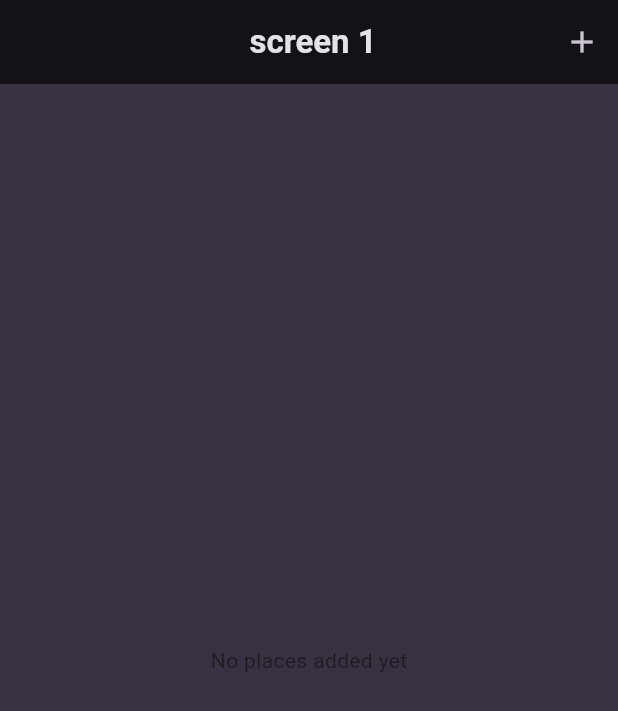
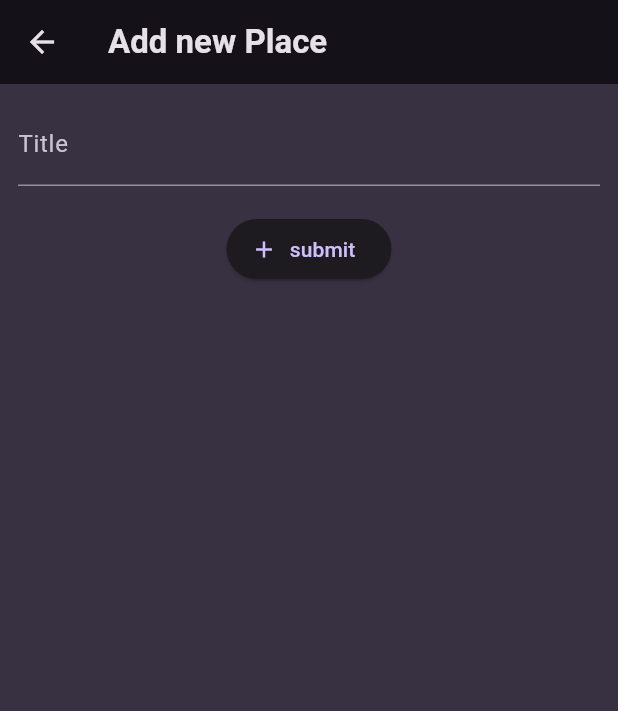
Before and after one commit to Sandipshrestha1/favorite_places, a Flutter app: the PlacesScreen screen opened directly, after a tap on the "add" icon, on a phone screen of 412 x 824 dp. Shown: the top 711 px of the screen. Run offline on Flutter 3.47's test engine with Material 3 defaults, Android fonts, the phone set to English and light mode, and no system bars; our stand-ins replace google_fonts.

Commit message:
Adding an add places screen

```diff
--- a/lib/main.dart
+++ b/lib/main.dart
@@ -1,3 +1,4 @@
+import 'package:favorite_places/screens/add_place.dart';
 import 'package:favorite_places/screens/places.dart';
 import 'package:flutter/material.dart';
 import 'package:google_fonts/google_fonts.dart';
@@ -41,7 +42,8 @@ class MyApp extends StatelessWidget {
       debugShowCheckedModeBanner: false,
       title: " Great place ",
       theme: theme,
-      home: const PlacesScreen(),
+      home: AddPlaceScreen(),
+      //const PlacesScreen(),
     );
   }
 }
--- a/lib/screens/add_place.dart
+++ b/lib/screens/add_place.dart
@@ -0,0 +1,47 @@
+import 'package:flutter/material.dart';
+
+class AddPlaceScreen extends StatefulWidget {
+  const AddPlaceScreen({super.key});
+
+  @override
+  State<AddPlaceScreen> createState() {
+    return _AddPlaceScreenState();
+  }
+}
+
+class _AddPlaceScreenState extends State<AddPlaceScreen> {
+  final _titleController = TextEditingController();
+  @override
+  void dispose() {
+    _titleController.dispose();
+    super.dispose();
+  }
+
+  @override
+  Widget build(BuildContext context) {
+    return Scaffold(
+      appBar: AppBar(
+        title: const Text("Add new Place"),
+      ),
+      body: SingleChildScrollView(
+        child: Padding(
+          padding: const EdgeInsets.all(12.0),
+          child: Column(
+            children: [
+              TextField(
+                decoration: InputDecoration(labelText: "Title"),
+                controller: _titleController,
+              ),
+              const SizedBox(height: 18),
+              ElevatedButton.icon(
+                onPressed: () {},
+                icon: const Icon(Icons.add),
+                label: const Text("submit"),
+              )
+            ],
+          ),
+        ),
+      ),
+    );
+  }
+}
--- a/lib/screens/places.dart
+++ b/lib/screens/places.dart
@@ -1,3 +1,4 @@
+import 'package:favorite_places/screens/add_place.dart';
 import 'package:favorite_places/widgets/places_list.dart';
 import 'package:flutter/material.dart';
 
@@ -8,12 +9,16 @@ class PlacesScreen extends StatelessWidget {
   Widget build(BuildContext context) {
     return Scaffold(
       appBar: AppBar(
-        title: const Text(" screen 1"),
+        title: const Text(" Favorite Places"),
         centerTitle: true,
         actions: [
           IconButton(
             icon: const Icon(Icons.add),
-            onPressed: () {},
+            onPressed: () {
+              Navigator.of(context).push(
+                MaterialPageRoute(builder: (ctx) => const AddPlaceScreen()),
+              );
+            },
           ),
         ],
       ),
--- a/lib/widgets/places_list.dart
+++ b/lib/widgets/places_list.dart
@@ -9,8 +9,13 @@ class PlacesList extends StatelessWidget {
   @override
   Widget build(BuildContext context) {
     if (places.isEmpty) {
-      return const Center(
-        child: Text("No places added yet"),
+      return Center(
+        child: Text(
+          "No places added yet",
+          style: Theme.of(context).textTheme.bodyLarge!.copyWith(
+                color: Theme.of(context).colorScheme.onBackground,
+              ),
+        ),
       );
     }
 
```
